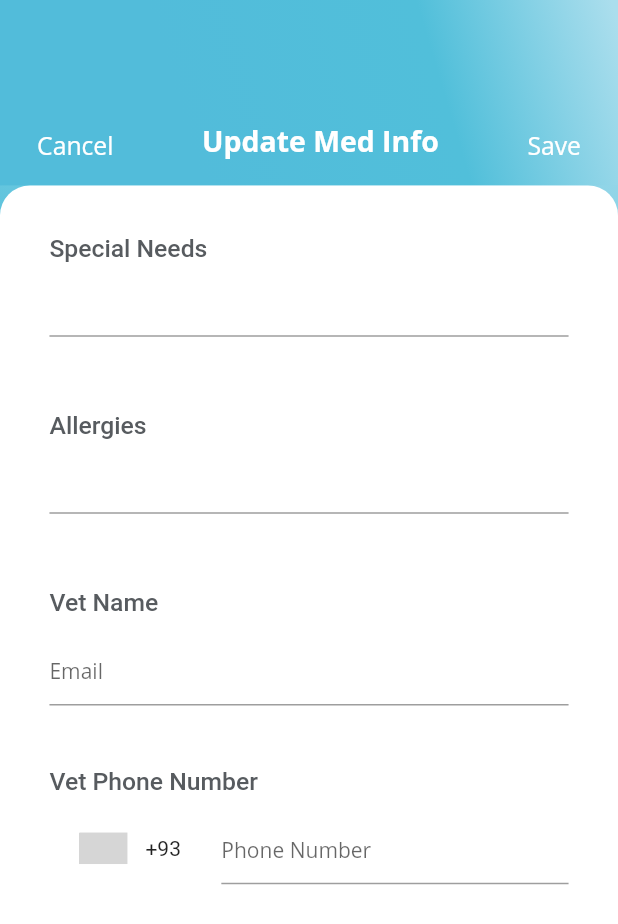
After one commit to petcodeapp/interface-mobile, a Flutter app: the MedInfoEditingScreen screen opened directly, on a phone screen of 412 x 824 dp. The commit adds this screen. Shown: the top 924 px of the screen. Run offline on Flutter 3.47's test engine with Material 2 defaults, Android fonts, the phone set to English and light mode, and no system bars; drawn by our look-alikes of intl_phone_number_input; our stand-ins replace cached_network_image, carousel_slider, cloud_firestore, dio, dots_indicator, email_validator and 16 more; missing offline and left inert: slimy_card; accounts and stored records are empty; Roboto replaces fonts that are missing (Open Sans); statements that could not run were skipped; grey boxes are pictures that could not be loaded.

Commit message:
edit med info screen

```diff
--- a/lib/screens/dashboard/dashboard_screen/reminder_widget.dart
+++ b/lib/screens/dashboard/dashboard_screen/reminder_widget.dart
@@ -25,8 +25,8 @@ class _ReminderWidgetState extends State<ReminderWidget> {
           color: Colors.white,
           boxShadow: [
             BoxShadow(
-              color: Colors.black.withOpacity(0.2),
-              blurRadius: 5,
+              color: Colors.black.withOpacity(0.1),
+              blurRadius: 15,
               offset: Offset(0, 3),
             ),
           ],
--- /dev/null
+++ b/lib/screens/dashboard/medical_info/general_med_info/general_med_info_editing_screen.dart
@@ -0,0 +1,389 @@
+import 'dart:io';
+
+import 'package:flutter/material.dart';
+import 'package:intl_phone_number_input/intl_phone_number_input.dart';
+import 'package:petcode_app/models/Owner.dart';
+import 'package:petcode_app/models/Pet.dart';
+import 'package:petcode_app/models/VisibleValue.dart';
+import 'package:petcode_app/services/database_service.dart';
+import 'package:petcode_app/utils/style_constants.dart';
+import 'package:petcode_app/utils/validator_helper.dart';
+import 'package:provider/provider.dart';
+
+class MedInfoEditingScreen extends StatefulWidget {
+  MedInfoEditingScreen({
+    Key key,
+    this.currentPet,
+  }) : super(key: key);
+
+  final Pet currentPet;
+
+
+  @override
+  _MedInfoEditingScreenState createState() => _MedInfoEditingScreenState();
+}
+
+class _MedInfoEditingScreenState extends State<MedInfoEditingScreen> {
+  DatabaseService _databaseService;
+
+
+  TextEditingController _ownerName;
+  TextEditingController _ownerEmail;
+  TextEditingController _ownerAddress;
+
+
+
+  PhoneNumber _initialVetPhoneNumber;
+
+  String _formattedVetPhoneNumber;
+
+
+  String _ownerFormattedNumber;
+
+  TextEditingController _specialNeeds;
+  TextEditingController _allergies;
+  TextEditingController _vetName;
+
+  PhoneNumber _vetPhoneNumber;
+
+  GlobalKey<FormState> _ownerFormKey = new GlobalKey<FormState>();
+
+
+  @override
+  void initState() {
+    super.initState();
+
+    setUpInputControllers();
+    getPhoneNumbers();
+  }
+
+  @override
+  Widget build(BuildContext context) {
+    _databaseService = Provider.of<DatabaseService>(context);
+
+    double height = MediaQuery.of(context).size.height;
+    double width = MediaQuery.of(context).size.width;
+    return Scaffold(
+        body: SingleChildScrollView(
+          child: Container(
+            height: height,
+            decoration: BoxDecoration(
+                gradient: LinearGradient(
+                  begin: Alignment.topRight,
+                  //end: Alignment(0.01, 0.01),
+                  end: Alignment.bottomLeft,
+                  stops: [0.01, 0.4, 0.6],
+                  colors: [
+                    const Color(0xffABDEED),
+                    const Color(0xff51BFDA),
+                    StyleConstants.blue
+                  ], // whitish to gray
+                  //tileMode: TileMode.repeated,
+                )
+            ),
+
+            width: width,
+            child: Column(
+              children: [
+                Container(
+                  decoration: BoxDecoration(
+                    gradient: StyleConstants.bgGradient,
+                  ),
+
+                  height: height * 0.15,
+                  child: Padding(
+                      padding: EdgeInsets.symmetric(
+                          horizontal: width * 0.06, vertical: height * 0.02),
+                      child: Row(
+                        mainAxisAlignment: MainAxisAlignment.spaceBetween,
+                        crossAxisAlignment: CrossAxisAlignment.end,
+                        children: [
+                          GestureDetector(
+                            onTap: () => Navigator.pop(context),
+                            child: Text(
+                              'Cancel',
+                              style: TextStyle(
+                                  color: Colors.white,
+                                  fontWeight: FontWeight.w400,
+                                  fontFamily: 'Open Sans',
+                                  fontSize: height * 0.02
+                              ),
+                            ),
+                          ),
+                          Text(
+                            'Update Med Info',
+                            style: TextStyle(
+                                color: Colors.white,
+                                fontWeight: FontWeight.w700,
+                                fontFamily: 'Open Sans',
+                                fontSize: height * 0.023
+                            ),
+                          ),
+                          GestureDetector(
+                            onTap: () async {
+                              Pet updatedPet = widget.currentPet;
+
+                              widget.currentPet.specialNeeds = VisibleValue<String>(
+                                  value: _specialNeeds.text.trim(), visible: true);
+
+                              widget.currentPet.allergies = VisibleValue<String>(
+                                  value: _allergies.text.trim(), visible: true);
+
+                              widget.currentPet.vetName = VisibleValue<String>(
+                                  value: _vetName.text.trim(), visible: true);
+
+                              widget.currentPet.vetPhoneNumber = VisibleValue<String>(
+                                  value: _formattedVetPhoneNumber, visible: true);
+
+                              /*
+
+                              Owner updatedOwner = new Owner();
+
+                              updatedOwner.name = VisibleValue<String>(
+                                  value: _ownerName.text.trim(), visible: true);
+                              updatedOwner.phoneNumber = VisibleValue<String>(
+                                  value: _ownerFormattedNumber, visible: true);
+                              updatedOwner.email = VisibleValue<String>(
+                                  value: _ownerEmail.text.trim(), visible: true);
+                              updatedOwner.address = VisibleValue<String>(
+                                  value: _ownerAddress.text.trim(), visible: true);
+
+                              //need to add a way to set which contact it should be
+
+
+                                updatedPet.contact_2 = updatedOwner;*/
+
+                              _databaseService.updatePet(widget.currentPet);
+                              Navigator.pop(context);
+                            },
+                            child: Text(
+                              'Save',
+                              style: TextStyle(
+                                  color: Colors.white,
+                                  fontWeight: FontWeight.w400,
+                                  fontFamily: 'Open Sans',
+                                  fontSize: height * 0.02
+                              ),
+                            ),
+                          ),
+
+                        ],
+                      )),
+                ),
+                Expanded(
+                  child: Container(
+                    decoration: BoxDecoration(
+                        color: Colors.white,
+                        borderRadius: BorderRadius.only(
+                            topLeft: Radius.circular(20.0),
+                            topRight: Radius.circular(20.0))),
+                    child: Column(
+                      children: [
+                        SizedBox(
+                          height: height * 0.03,
+                        ),
+                        Form(
+                          key: _ownerFormKey,
+                          child: Padding(
+                            padding: EdgeInsets.symmetric(horizontal: width * 0.08),
+                            child: Column(
+                              children: [
+                                SizedBox(
+                                  height: height * 0.01,
+                                ),
+                                Container(
+                                  width: width * 0.9,
+                                  child: Column(
+                                    crossAxisAlignment: CrossAxisAlignment.start,
+                                    children: [
+                                      Text('Special Needs',
+                                        style: StyleConstants.editTextFieldDescription,
+                                      ),
+                                      Container(
+                                        //color: Colors.blue,
+                                        child: SizedBox(
+                                          height: height * 0.07,
+                                          child: TextFormField(
+                                            controller: _specialNeeds,
+                                            style: TextStyle(
+                                              fontWeight: FontWeight.w500,
+                                              fontFamily: 'Open Sans',
+                                              fontSize: 18.0,
+                                              color: StyleConstants.lightBlack,
+                                            ),
+                                            decoration: InputDecoration(
+                                              //border: OutlineInputBorder(),
+                                              //hintText: 'Name',
+                                              hintStyle: TextStyle(fontSize: 14.0),
+                                            ),
+                                            validator: (value) =>
+                                                ValidatorHelper.firstNameValidator(value),
+                                          ),
+                                        ),
+                                      ),
+                                    ],
+                                  ),
+                                ),
+                                SizedBox(height: height * 0.05,),
+                                Container(
+                                  width: width * 0.9,
+                                  child: Column(
+                                    crossAxisAlignment: CrossAxisAlignment.start,
+                                    children: [
+                                      Text('Allergies',
+                                        style: StyleConstants.editTextFieldDescription,),
+                                      Container(
+                                        //color: Colors.blue,
+                                        child: SizedBox(
+                                          height: height * 0.07,
+                                          child: TextFormField(
+                                            controller: _allergies,
+                                            style: TextStyle(
+                                              fontWeight: FontWeight.w500,
+                                              fontFamily: 'Open Sans',
+                                              fontSize: 18.0,
+                                              color: StyleConstants.lightBlack,
+                                            ),
+                                            decoration: InputDecoration(
+                                              //border: OutlineInputBorder(),
+                                              //hintText: 'Name',
+                                              hintStyle: TextStyle(fontSize: 14.0),
+                                            ),
+                                            validator: (value) =>
+                                                ValidatorHelper.firstNameValidator(value),
+                                          ),
+                                        ),
+                                      ),
+                                    ],
+                                  ),
+                                ),
+                                SizedBox(height: height * 0.05,),
+                                Container(
+                                  width: width * 0.9,
+                                  child: Column(
+                                    crossAxisAlignment: CrossAxisAlignment.start,
+                                    children: [
+                                      Text('Vet Name',
+                                        style: StyleConstants.editTextFieldDescription,
+                                      ),
+                                      SizedBox(
+                                        height: 10.0,
+                                      ),
+                                      TextFormField(
+                                        controller: _vetName,
+                                        validator: (value) =>
+                                            ValidatorHelper.emailValidator(value),
+                                        style: TextStyle(
+                                          fontWeight: FontWeight.w500,
+                                          fontFamily: 'Open Sans',
+                                          fontSize: 18.0,
+                                          color: StyleConstants.lightBlack,
+                                        ),
+                                        decoration: InputDecoration(
+                                          hintText: 'Email',
+                                          hintStyle: TextStyle(fontSize: 14.0),
+                                        ),
+                                      ),
+                                    ],
+                                  ),
+                                ),
+                                SizedBox(height: height * 0.05,),
+
+                                Container(
+                                  width: width * 0.9,
+                                  child: Column(
+                                    crossAxisAlignment: CrossAxisAlignment.start,
+                                    children: [
+                                      Text('Vet Phone Number',
+                                        style: StyleConstants.editTextFieldDescription,
+                                      ),
+                                      SizedBox(
+                                        height: 10.0,
+                                      ),
+                                      InternationalPhoneNumberInput(
+                                        initialValue: _initialVetPhoneNumber,
+                                        inputDecoration: InputDecoration(
+                                          hintText: 'Phone Number',
+                                          hintStyle: TextStyle(fontSize: 14.0),
+                                        ),
+                                        onInputChanged: (PhoneNumber number) {
+                                          print(number.toString());
+                                          _formattedVetPhoneNumber = number.toString();
+                                        },
+                                        textStyle: TextStyle(
+                                          fontWeight: FontWeight.w500,
+                                          fontFamily: 'Open Sans',
+                                          fontSize: 18.0,
+                                          color: StyleConstants.lightBlack,
+                                        ),
+                                        selectorConfig: SelectorConfig(
+                                          selectorType:
+                                          PhoneInputSelectorType.BOTTOM_SHEET,
+                                        ),
+                                        formatInput: true,
+                                      ),
+                                    ],
+                                  ),
+                                ),
+                              ],
+                            ),
+                          ),
+                        ),
+                        SizedBox(
+                          height: height * 0.02,
+                        ),
+                      ],
+                    ),
+                  ),
+                )
+              ],
+            ),
+          ),
+        ));
+  }
+
+  void setUpInputControllers() {
+
+    _specialNeeds = new TextEditingController(
+      text: widget.currentPet.specialNeeds.value
+    );
+    _allergies = new TextEditingController(
+      text: widget.currentPet.allergies.value
+    );
+    _vetName = new TextEditingController(
+      text: widget.currentPet.vetName.value
+    );
+
+    }
+
+    /*
+    _owner1Name =
+    new TextEditingController(text: widget.currentPet.contact_1.name.value);
+    _owner1Email = new TextEditingController(
+        text: widget.currentPet.contact_1.email.value);
+    _owner1Address = new TextEditingController(
+        text: widget.currentPet.contact_1.address.value);
+
+    if (widget.currentPet.contact_2 != null) {
+      _owner2Name = new TextEditingController(
+          text: widget.currentPet.contact_2.name.value);
+      _owner2Email = new TextEditingController(
+          text: widget.currentPet.contact_2.email.value);
+      _owner2Address = new TextEditingController(
+          text: widget.currentPet.contact_2.address.value);
+    } else {
+      _owner2Name = new TextEditingController();
+      _owner2Email = new TextEditingController();
+      _owner2Address = new TextEditingController();
+    }
+    */
+
+
+  void getPhoneNumbers() async {
+      _initialVetPhoneNumber = await PhoneNumber.getRegionInfoFromPhoneNumber(widget.currentPet.vetPhoneNumber.value);
+      _formattedVetPhoneNumber = _initialVetPhoneNumber.phoneNumber;
+
+    setState(() {});
+  }
+
+}
--- a/lib/screens/dashboard/medical_info/general_med_info/general_med_info_widget.dart
+++ b/lib/screens/dashboard/medical_info/general_med_info/general_med_info_widget.dart
@@ -1,6 +1,7 @@
 import 'package:flutter/material.dart';
 import 'package:petcode_app/models/Pet.dart';
 import 'package:petcode_app/providers/current_pet_provider.dart';
+import 'package:petcode_app/screens/dashboard/medical_info/general_med_info/general_med_info_editing_screen.dart';
 import 'package:petcode_app/utils/hero_icons2.dart';
 import 'package:petcode_app/utils/style_constants.dart';
 import 'package:provider/provider.dart';
@@ -49,7 +50,7 @@ class GeneralMedInfoWidget extends StatelessWidget {
                   IconButton(
                     icon: Icon(HeroIcons2.edit_2),
                     iconSize: width * 0.07,
-                    onPressed: () {},
+                    onPressed: () => Navigator.push(context, MaterialPageRoute(builder: (_) => MedInfoEditingScreen(currentPet: currentPet,))),
                   )
                 ],
               ),
--- a/lib/screens/scans/recent_scan_widget.dart
+++ b/lib/screens/scans/recent_scan_widget.dart
@@ -23,9 +23,9 @@ class RecentScanWidget extends StatelessWidget {
               color: Colors.white,
               boxShadow: [
                 BoxShadow(
-                  color: Colors.black.withOpacity(0.2),
+                  color: Colors.black.withOpacity(0.1),
                   offset: Offset(0, 3),
-                  blurRadius: 6.0,
+                  blurRadius: 30.0,
                 ),
               ]),
           child: Padding(
```
Also changed, not shown: lib/screens/dashboard/dashboard_screen/pets_carousel_widget.dart (+39 -15 lines), lib/screens/dashboard/medical_info/medical_info_screen.dart (+6 -6 lines), lib/screens/social/social_split/social_split_screen.dart (+6 -6 lines).
